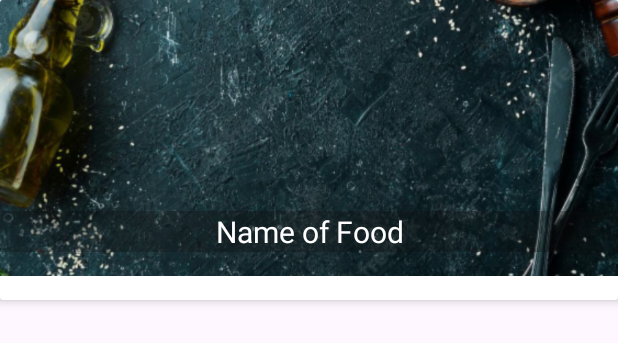
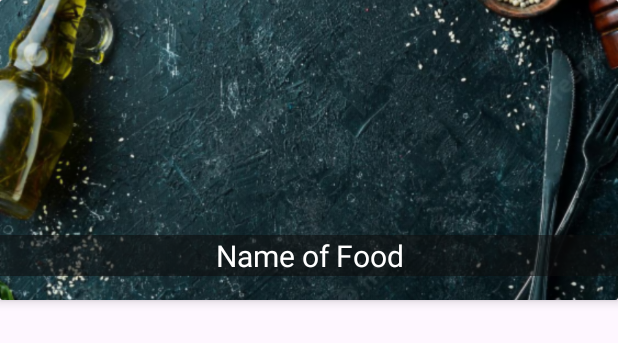
Before and after one commit to CharlieScarver/NomNomFood, an Android app: the layout food_item.xml on its own in the app's theme, with its tools: preview values and no code run, on a phone screen of 412 x 824 dp. Shown: the top 343 px of the screen. Run offline under Robolectric (Android 15) with nearby library versions, the phone set to English and light mode, and no system bars.

Commit message:
Made menu list and food list a bit prettier

```diff
--- a/app/src/main/res/layout/activity_food_list.xml
+++ b/app/src/main/res/layout/activity_food_list.xml
@@ -10,7 +10,8 @@
         android:id="@+id/recycler_menu"
         android:layout_width="match_parent"
         android:layout_height="match_parent"
-        android:scrollbars="vertical">
+        android:scrollbars="vertical"
+        android:background="@android:color/black">
 
     </androidx.recyclerview.widget.RecyclerView>
 
--- a/app/src/main/res/layout/food_item.xml
+++ b/app/src/main/res/layout/food_item.xml
@@ -5,10 +5,9 @@
     android:layout_width="match_parent"
     android:layout_height="200dp"
     app:cardElevation="4dp"
-    android:layout_marginBottom="8dp">
+    android:layout_marginBottom="16dp">
 
     <RelativeLayout
-        android:layout_marginBottom="16dp"
         android:layout_width="match_parent"
         android:layout_height="match_parent">
 
@@ -21,9 +20,9 @@
 
         <TextView
             android:id="@+id/txtFoodName"
-            android:text="Name of Food"
+            android:text="@string/ph_name_of_food"
             android:textColor="@android:color/white"
-            android:background="#4f0e0d0e"
+            android:background="#8f0e0d0e"
             android:textSize="20sp"
             android:gravity="center"
             android:layout_marginBottom="16dp"
--- a/app/src/main/res/layout/fragment_home.xml
+++ b/app/src/main/res/layout/fragment_home.xml
@@ -22,6 +22,7 @@
         android:layout_width="match_parent"
         android:layout_height="match_parent"
         android:scrollbars="vertical"
+        android:background="@android:color/black"
         app:layout_constraintTop_toTopOf="parent">
 
     </androidx.recyclerview.widget.RecyclerView>
--- a/app/src/main/res/values/strings.xml
+++ b/app/src/main/res/values/strings.xml
@@ -19,4 +19,6 @@
     <string name="menu_orders">Orders</string>
     <string name="prefillPhone">0895195632</string>
     <string name="prefillPass">Pasta3!</string>
+    <string name="ph_name_of_food">Name of Food</string>
+    <string name="ph_name_of_menu">Name of Menu</string>
 </resources>
```
Also changed, not shown: app/src/main/res/layout/menu_item.xml (+4 -4 lines).
